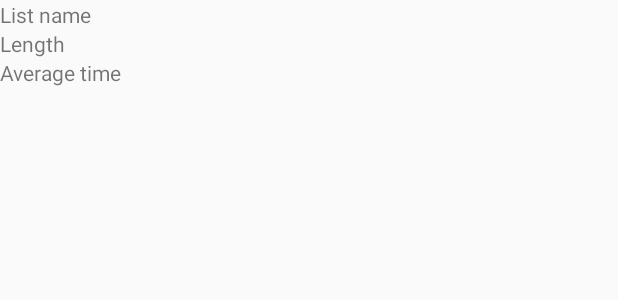
After one commit to sxnwlfkk/daily_routines, an Android app: the layout profile_list_item.xml on its own in the app's theme, with its tools: preview values and no code run, on a phone screen of 412 x 824 dp. The commit adds this screen. Shown: the top 300 px of the screen. Run offline under Robolectric (Android 15) with nearby library versions, the phone set to English and light mode, and no system bars.

Commit message:
Mostly working with background processes main and profile view

```diff
--- a/app/src/main/AndroidManifest.xml
+++ b/app/src/main/AndroidManifest.xml
@@ -22,7 +22,7 @@
             android:parentActivityName="com.sxnwlfkk.dailyroutines.views.mainActivity.MainActivity" >
         </activity>
         <activity
-            android:name=".views.routineActivity.RoutineActivity"
+            android:name=".views.profileActivity.ProfileActivity"
             android:theme="@style/AppTheme"
             android:parentActivityName="com.sxnwlfkk.dailyroutines.views.mainActivity.MainActivity" >
         </activity>
--- a/app/src/main/java/com/sxnwlfkk/dailyroutines/data/RoutineContract.java
+++ b/app/src/main/java/com/sxnwlfkk/dailyroutines/data/RoutineContract.java
@@ -70,7 +70,7 @@ public class RoutineContract {
         // Remaining time in item
         public static final String COLUMN_REMAINING_TIME = "remaining_time";
         // Average time this item takes
-        public static final String COLUMN_ITEM_AVG_TIME = "items_num";
+        public static final String COLUMN_ITEM_AVG_TIME = "item_avg";
 
         // Creating this table
         public static final String CREATE_ITEM_TABLE = "CREATE TABLE "
--- a/app/src/main/java/com/sxnwlfkk/dailyroutines/views/mainActivity/MainActivity.java
+++ b/app/src/main/java/com/sxnwlfkk/dailyroutines/views/mainActivity/MainActivity.java
@@ -20,6 +20,7 @@ import android.widget.TextView;
 import com.sxnwlfkk.dailyroutines.R;
 import com.sxnwlfkk.dailyroutines.data.RoutineContract;
 import com.sxnwlfkk.dailyroutines.views.editActivity.EditActivity;
+import com.sxnwlfkk.dailyroutines.views.profileActivity.ProfileActivity;
 
 public class MainActivity extends Activity implements LoaderManager.LoaderCallbacks<Cursor> {
 
@@ -63,7 +64,7 @@ public class MainActivity extends Activity implements LoaderManager.LoaderCallba
         mRoutineListView.setOnItemClickListener(new AdapterView.OnItemClickListener() {
             @Override
             public void onItemClick(AdapterView<?> parent, View view, int position, long id) {
-                Intent intent = new Intent(MainActivity.this, EditActivity.class);
+                Intent intent = new Intent(MainActivity.this, ProfileActivity.class);
 
                 Uri currentUri = ContentUris.withAppendedId(RoutineContract.RoutineEntry.CONTENT_URI, id);
                 intent.setData(currentUri);
--- /dev/null
+++ b/app/src/main/res/layout/profile_list_item.xml
@@ -0,0 +1,24 @@
+<?xml version="1.0" encoding="utf-8"?>
+<LinearLayout xmlns:android="http://schemas.android.com/apk/res/android"
+    android:layout_width="match_parent"
+    android:layout_height="match_parent"
+    android:orientation="vertical">
+
+    <TextView
+        android:id="@+id/profile_list_name"
+        android:layout_width="match_parent"
+        android:layout_height="wrap_content"
+        android:text="List name" />
+
+    <TextView
+        android:id="@+id/profile_list_length"
+        android:layout_width="match_parent"
+        android:layout_height="wrap_content"
+        android:text="Length" />
+
+    <TextView
+        android:id="@+id/profile_list_item_avg"
+        android:layout_width="match_parent"
+        android:layout_height="wrap_content"
+        android:text="Average time" />
+</LinearLayout>
```
Also changed, not shown: app/src/main/java/com/sxnwlfkk/dailyroutines/views/profileActivity/ProfileActivity.java (added, +151 -0 lines), app/src/main/java/com/sxnwlfkk/dailyroutines/views/profileActivity/ProfileCursorAdapter.java (added, +44 -0 lines), app/src/main/java/com/sxnwlfkk/dailyroutines/views/routineActivity/RoutineActivity.java (deleted, +0 -15 lines), app/src/main/res/layout/activity_profile.xml (+42 -1 lines).
